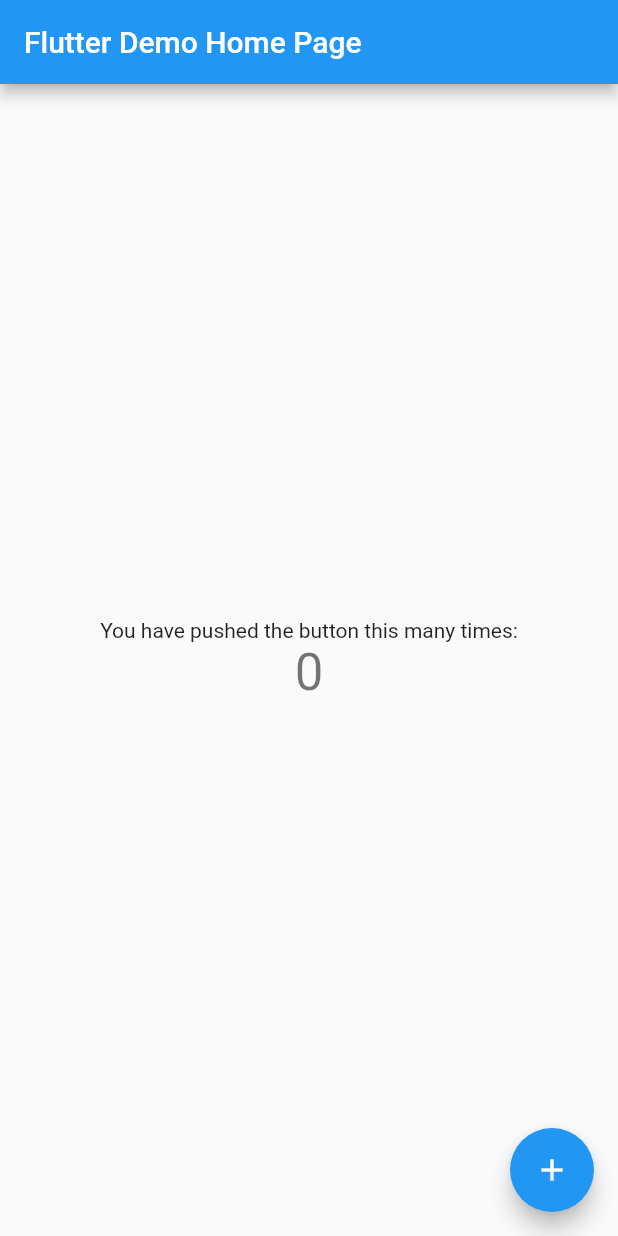
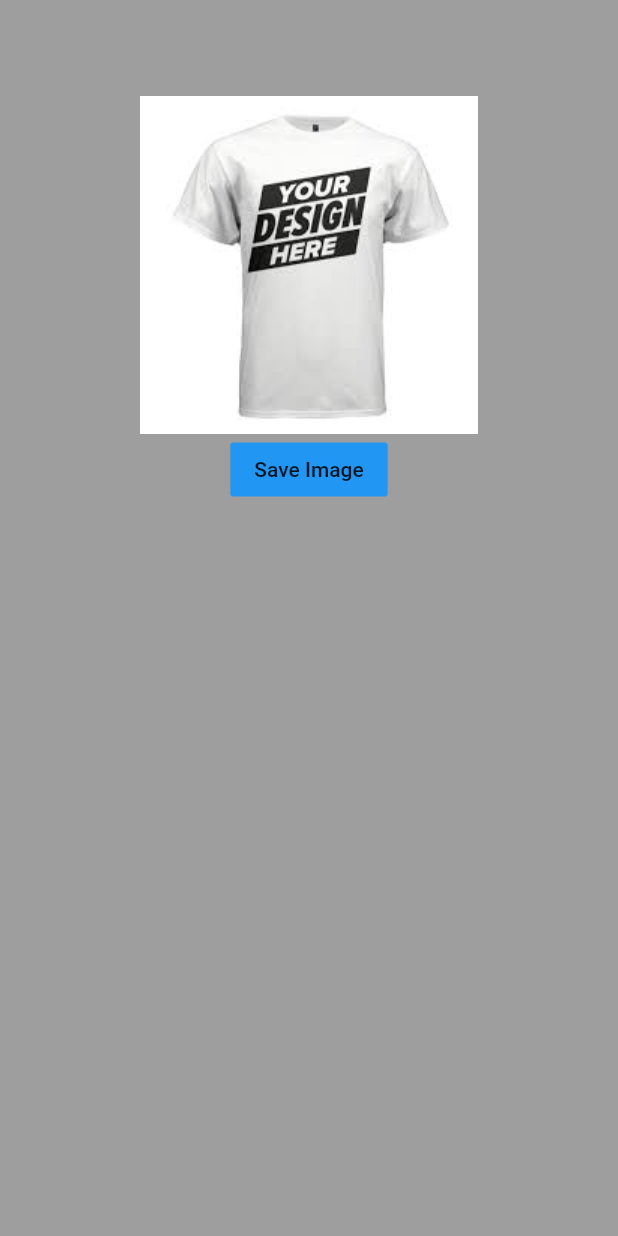
Before and after one commit to varuncj02/Virtual-Hackcation-2020, a Flutter app: the screen it shows after launch, on a phone screen of 412 x 824 dp. Run offline on Flutter 3.47's test engine with Material 2 defaults, Android fonts, the phone set to English and light mode, and no system bars.

Commit message:
Image insertion

```diff
--- /dev/null
+++ b/lib/imageadd.dart
@@ -0,0 +1,30 @@
+import 'package:flutter/material.dart';
+
+class ImageBanner extends StatelessWidget {
+  final String _assetpath;
+
+  ImageBanner(this._assetpath);
+
+  FlatButton sampleButton = FlatButton(
+    color: Colors.blue,
+    child: Text("Save Image"),
+    onPressed: () {
+      // Take the image from the file to the database - Easier Migration of the Application
+    },
+  );
+
+  Widget build(BuildContext context) {
+    //sampleButton;
+    return Container(
+        padding: const EdgeInsets.all(64),
+        decoration: BoxDecoration(color: Colors.grey),
+        child: Column(
+          children: <Widget>[Image.asset(_assetpath), sampleButton],
+        )
+        //child: Image.asset(_assetpath),
+
+        // child: Image.asset(_assetpath),
+        //child: FlatButton(),
+        );
+  }
+}
--- a/lib/main.dart
+++ b/lib/main.dart
@@ -1,4 +1,5 @@
 import 'package:flutter/material.dart';
+import 'package:hackcation2020/imageadd.dart';
 
 void main() {
   runApp(MyApp());
@@ -26,7 +27,7 @@ class MyApp extends StatelessWidget {
         // closer together (more dense) than on mobile platforms.
         visualDensity: VisualDensity.adaptivePlatformDensity,
       ),
-      home: MyHomePage(title: 'Flutter Demo Home Page'),
+      home: ImageBanner("images/t-shirt.jpg"),
     );
   }
 }
--- a/pubspec.yaml
+++ b/pubspec.yaml
@@ -45,9 +45,8 @@ flutter:
   uses-material-design: true
 
   # To add assets to your application, add an assets section, like this:
-  # assets:
-  #   - images/a_dot_burr.jpeg
-  #   - images/a_dot_ham.jpeg
+  assets:
+    - images/
 
   # An image asset can refer to one or more resolution-specific "variants", see
   # https://flutter.dev/assets-and-images/#resolution-aware.
```
Also changed, not shown: images/t-shirt.jpg (added).
